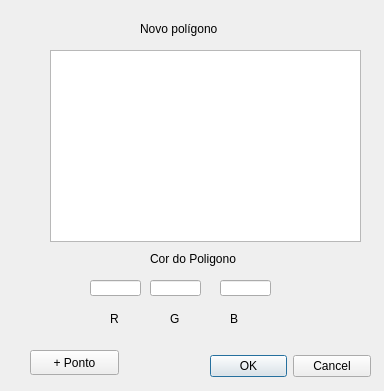
The window that novopoligono.ui (juliogramos/INE5420) describes before a commit, drawn with Qt 5.
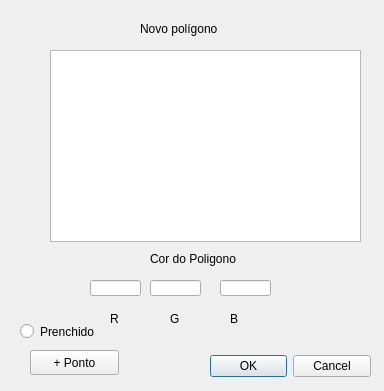
The same window after the commit.

Commit message: aaa eu n aguento mais

```diff
--- a/novopoligono.ui
+++ b/novopoligono.ui
@@ -186,6 +186,22 @@
     <string>B</string>
    </property>
   </widget>
+  <widget class="QRadioButton" name="fillCheckBox">
+   <property name="geometry">
+    <rect>
+     <x>20</x>
+     <y>320</y>
+     <width>112</width>
+     <height>23</height>
+    </rect>
+   </property>
+   <property name="text">
+    <string>Prenchido</string>
+   </property>
+   <property name="checked">
+    <bool>false</bool>
+   </property>
+  </widget>
  </widget>
  <resources/>
  <connections>
```
The commit also changes 2 other files.
